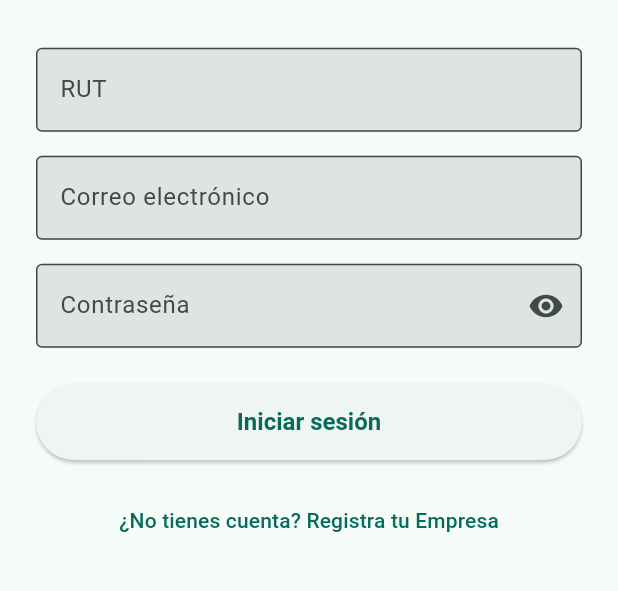
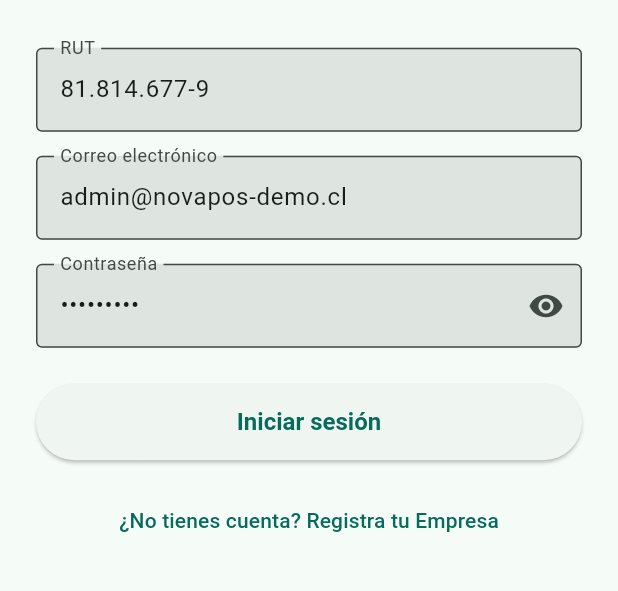
Before and after one commit to jm-valenzuela/NovaPOS-App, a Flutter app: the screen it shows after launch, on a phone screen of 412 x 824 dp, the part 427-1018 px from its top. Run offline on Flutter 3.47's test engine with Material 3 defaults, Android fonts, the phone set to English and light mode, and no system bars; our stand-ins replace dio, flutter_riverpod, flutter_secure_storage, go_router; missing offline and left inert: mobile_scanner.

Commit message:
feat: precargar el Login con la cuenta demo fija
A pedido explícito, para no tipear las credenciales cada vez que se
prueba la app manualmente.

Co-Authored-By: Claude Sonnet 5 <noreply@anthropic.com>

```diff
--- a/lib/features/auth/presentation/screens/login_screen.dart
+++ b/lib/features/auth/presentation/screens/login_screen.dart
@@ -14,9 +14,13 @@ class LoginScreen extends ConsumerStatefulWidget {
 
 class _LoginScreenState extends ConsumerState<LoginScreen> {
   final _formKey = GlobalKey<FormState>();
-  final _rutController = TextEditingController();
-  final _emailController = TextEditingController();
-  final _passwordController = TextEditingController();
+
+  // Precargados con la cuenta demo fija (ver "Cuenta de prueba fija" en el
+  // README) — a pedido explícito, para no tener que tipearla cada vez que
+  // se prueba la app manualmente.
+  final _rutController = TextEditingController(text: '81.814.677-9');
+  final _emailController = TextEditingController(text: 'admin@novapos-demo.cl');
+  final _passwordController = TextEditingController(text: 'Demo1234!');
   bool _passwordVisible = false;
 
   @override
```
Also changed, not shown: 1 other file.
